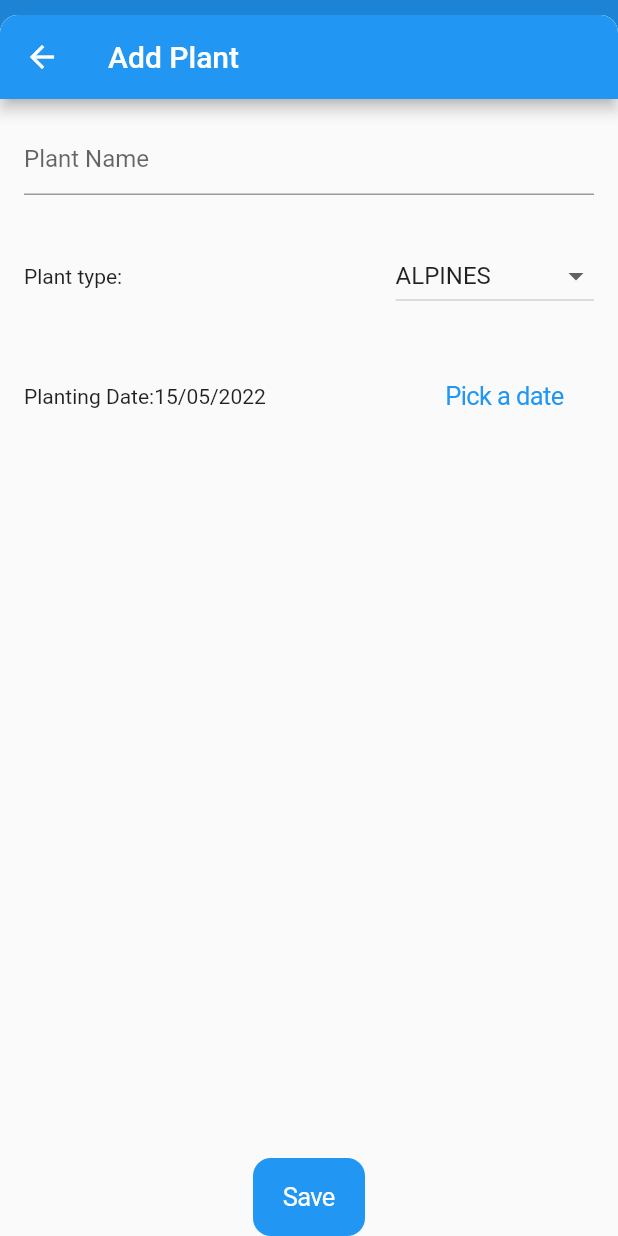
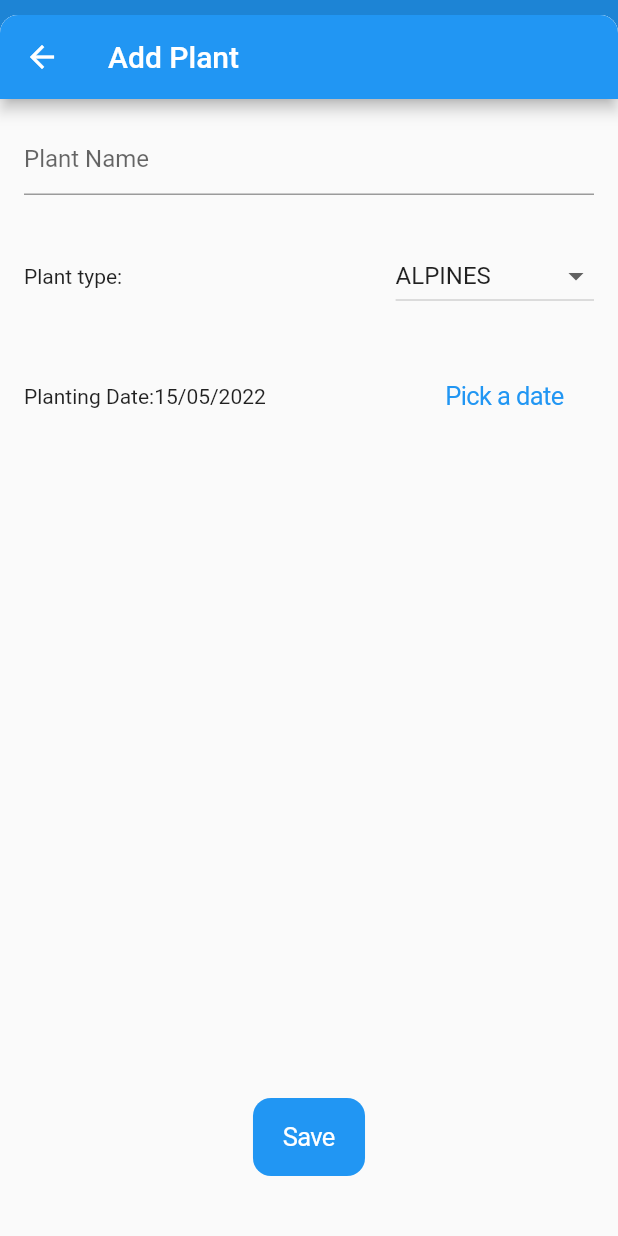
Before and after one commit to semsturgut/flutter_garden, a Flutter app: the screen it shows after launch, after a tap on "+ Add plant", on a phone screen of 412 x 824 dp. Run offline on Flutter 3.47's test engine with Material 2 defaults, Android fonts, the light colour scheme and no system bars; our stand-ins replace auto_route, bloc, floor, flutter_bloc, freezed_annotation, get_it and 2 more; accounts and stored records are empty; generated files the repository leaves out were written again.

Commit message:
fix: save button alignment fix

```diff
--- a/lib/src/presentation/add_or_edit_plant_page/add_or_edit_plant_view.dart
+++ b/lib/src/presentation/add_or_edit_plant_page/add_or_edit_plant_view.dart
@@ -170,9 +170,12 @@ class _AddPlantButton extends StatelessWidget {
 
   @override
   Widget build(BuildContext context) {
-    return CupertinoButton.filled(
-      child: const Text("Save"),
-      onPressed: onSave,
+    return Padding(
+      padding: const EdgeInsets.only(bottom: 40),
+      child: CupertinoButton.filled(
+        child: const Text("Save"),
+        onPressed: onSave,
+      ),
     );
   }
 }
```
